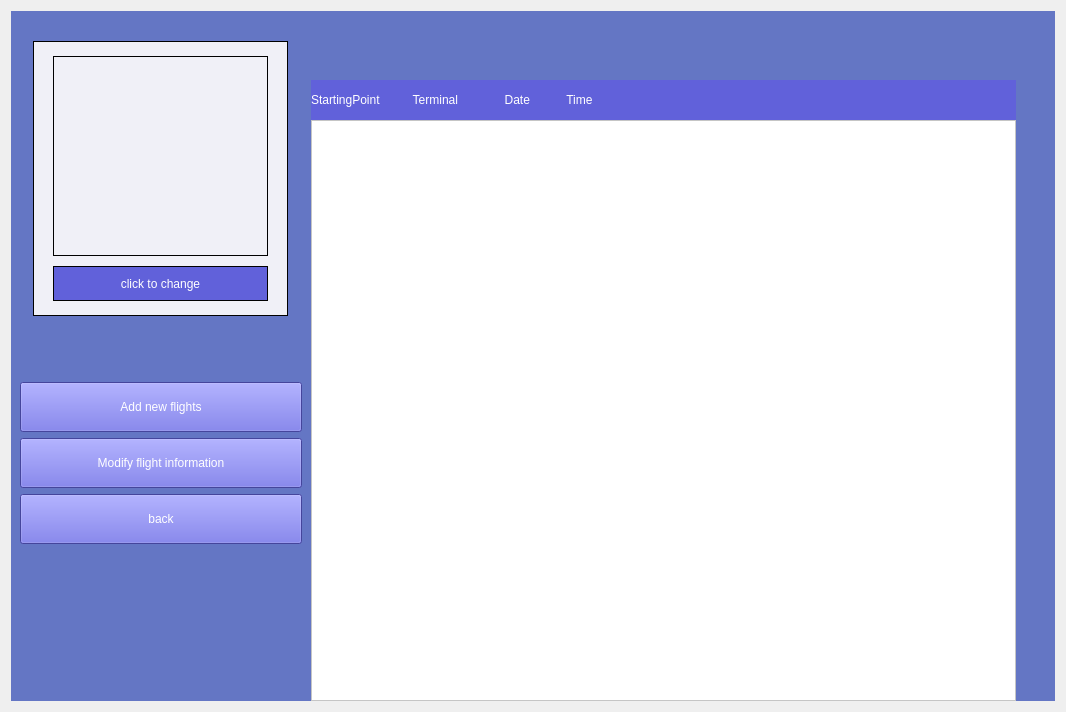
Old version of the form bookingSystem/managerpart.ui in the repository OurBigHomework/OurHomework.
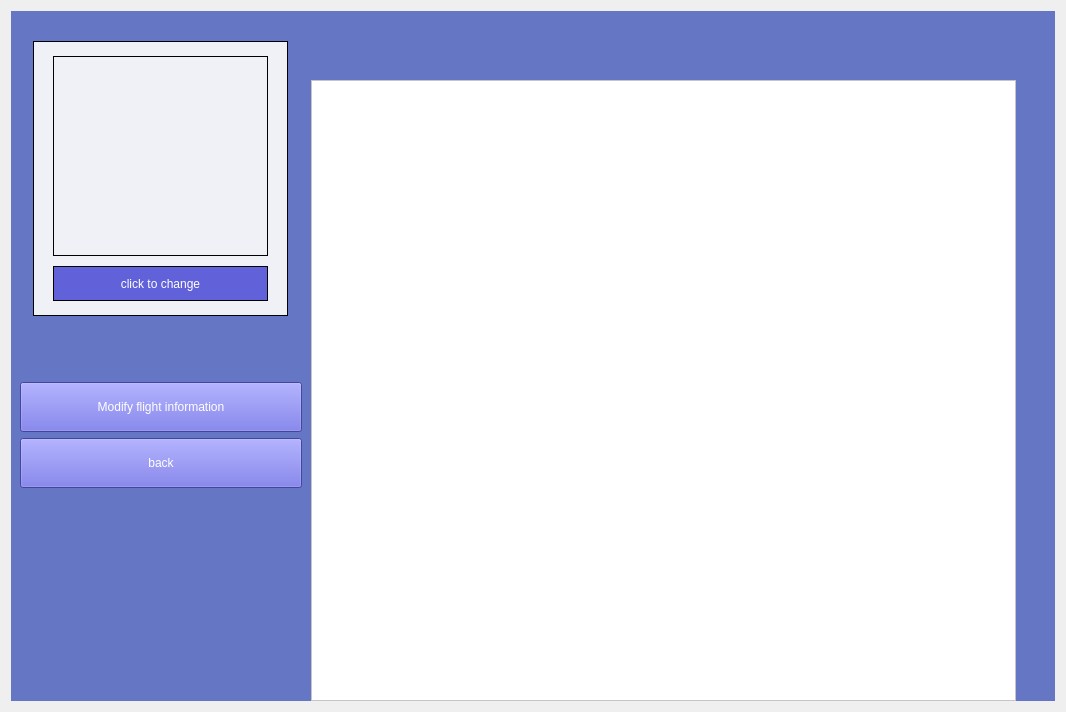
New version of the form. The open tabs and pages were chosen to show the change. Icons and pictures are not drawn.

Diff of the .ui file:
```diff
--- a/bookingSystem/managerpart.ui
+++ b/bookingSystem/managerpart.ui
@@ -164,31 +164,6 @@
         </property>
        </spacer>
       </item>
-      <item>
-       <widget class="QPushButton" name="newFlights">
-        <property name="minimumSize">
-         <size>
-          <width>0</width>
-          <height>50</height>
-         </size>
-        </property>
-        <property name="font">
-         <font>
-          <family>Yu Gothic UI</family>
-         </font>
-        </property>
-        <property name="cursor">
-         <cursorShape>PointingHandCursor</cursorShape>
-        </property>
-        <property name="styleSheet">
-         <string notr="true">background-color: rgb(97, 97, 218);
-color:white;</string>
-        </property>
-        <property name="text">
-         <string>Add new flights</string>
-        </property>
-       </widget>
-      </item>
       <item>
        <widget class="QPushButton" name="mofInfo">
         <property name="minimumSize">
@@ -349,24 +324,6 @@
           <property name="bottomMargin">
            <number>0</number>
           </property>
-          <item>
-           <widget class="QLabel" name="label">
-            <property name="minimumSize">
-             <size>
-              <width>0</width>
-              <height>40</height>
-             </size>
-            </property>
-            <property name="styleSheet">
-             <string notr="true">background-color: rgb(85, 104, 212);
-color:rgb(255, 255, 255);
-background-color: rgb(97, 97, 218);</string>
-            </property>
-            <property name="text">
-             <string>StartingPoint          Terminal              Date           Time   </string>
-            </property>
-           </widget>
-          </item>
           <item>
            <widget class="QListWidget" name="list">
             <property name="styleSheet">
```
Left out of the diff: 3 changed lines with no effect on the pictures.
